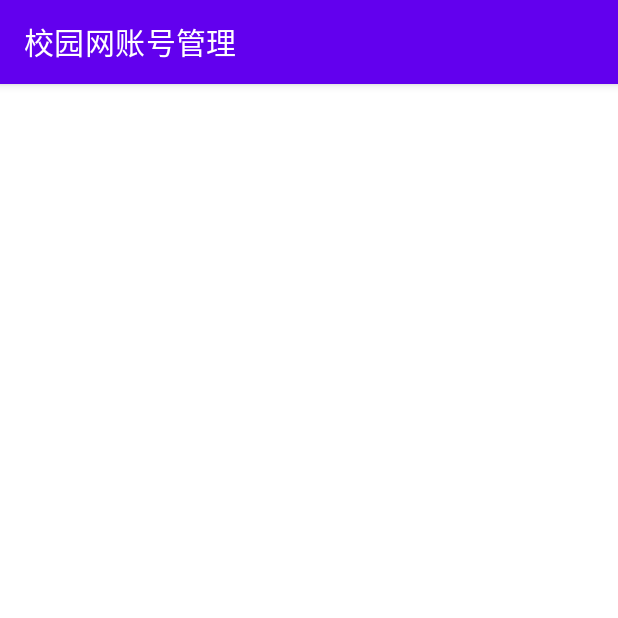
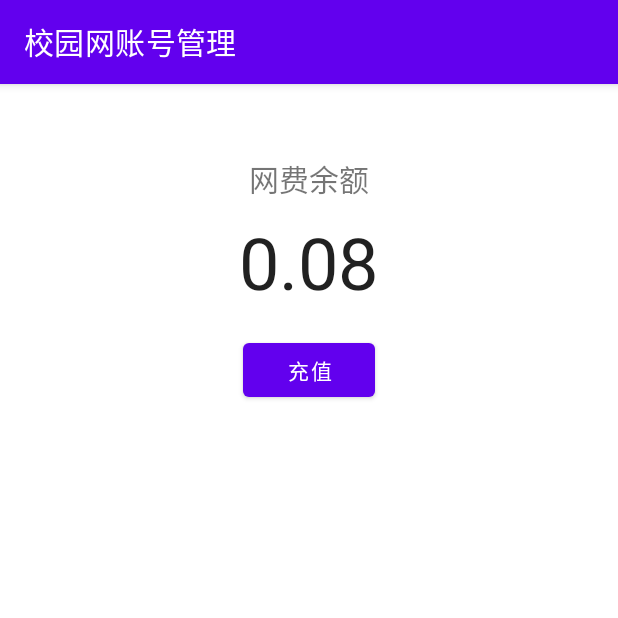
Before and after one commit to Little1Yuan/NaOUC, an Android app: the OucNetActivity screen opened directly, with no data from a screen before it, on a phone screen of 412 x 824 dp, the top half of it. Run offline under Robolectric (Android 15) with nearby library versions, the phone set to English and light mode, and no system bars.

Commit message:
网费ui

```diff
--- a/app/src/main/res/layout/activity_ouc_net.xml
+++ b/app/src/main/res/layout/activity_ouc_net.xml
@@ -7,4 +7,36 @@
     android:layout_height="match_parent"
     tools:context=".ui.ouc.activity.OucNetActivity">
 
+    <TextView
+        android:id="@+id/textView"
+        android:layout_width="wrap_content"
+        android:layout_height="wrap_content"
+        android:layout_marginTop="48dp"
+        android:text="网费余额"
+        android:textSize="20sp"
+        app:layout_constraintEnd_toEndOf="parent"
+        app:layout_constraintStart_toStartOf="parent"
+        app:layout_constraintTop_toTopOf="parent" />
+
+    <TextView
+        android:id="@+id/netBalanceBigTextView"
+        style="@style/TextAppearance.AppCompat.Large"
+        android:layout_width="wrap_content"
+        android:layout_height="wrap_content"
+        android:layout_marginTop="8dp"
+        android:text="0.08"
+        android:textSize="48sp"
+        app:layout_constraintEnd_toEndOf="parent"
+        app:layout_constraintStart_toStartOf="parent"
+        app:layout_constraintTop_toBottomOf="@+id/textView" />
+
+    <Button
+        android:id="@+id/button2"
+        android:layout_width="wrap_content"
+        android:layout_height="wrap_content"
+        android:layout_marginTop="16dp"
+        android:text="充值"
+        app:layout_constraintEnd_toEndOf="parent"
+        app:layout_constraintStart_toStartOf="parent"
+        app:layout_constraintTop_toBottomOf="@id/netBalanceBigTextView" />
 </androidx.constraintlayout.widget.ConstraintLayout>
```
